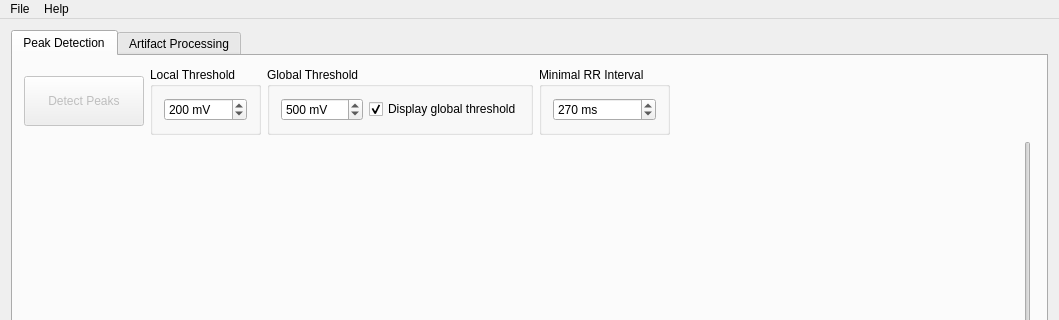
Old version of the form src/mainwindow.ui in the repository dgromer/PeakMan; both pictures show x 0 to 1059 and y 0 to 320 of the 1059 by 643 pixel window.
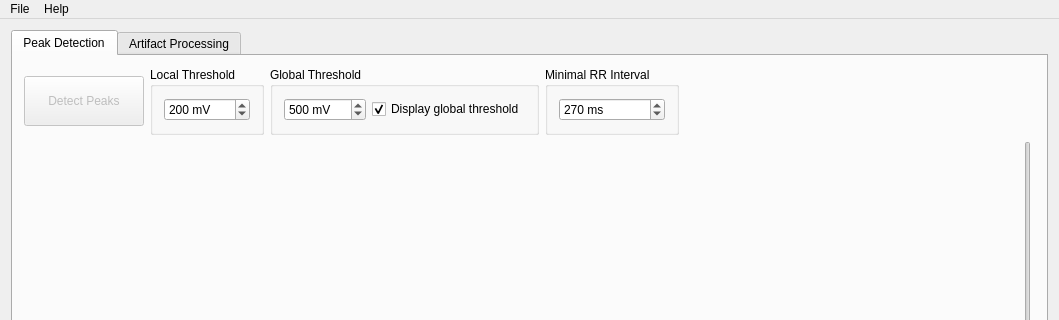
New version of the form. Icons and pictures are not drawn. Custom widgets are drawn as their Qt base class.

What changed in the file:
```diff
--- a/src/mainwindow.ui
+++ b/src/mainwindow.ui
@@ -190,7 +190,7 @@
             </property>
             <property name="sizeHint" stdset="0">
              <size>
-              <width>368</width>
+              <width>50</width>
               <height>20</height>
              </size>
             </property>
```
